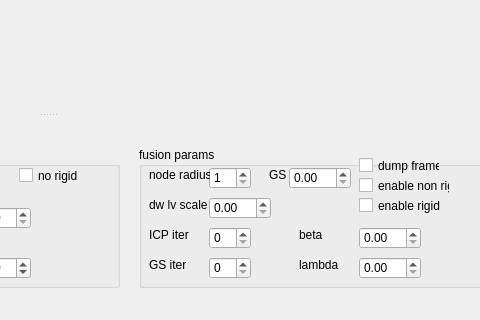
dolphin-li/DynamicFusion, file dynamicfusionui.ui: the form before one commit; both pictures show x 591 to 1071 and y 549 to 869 of the 1278 by 869 pixel window.
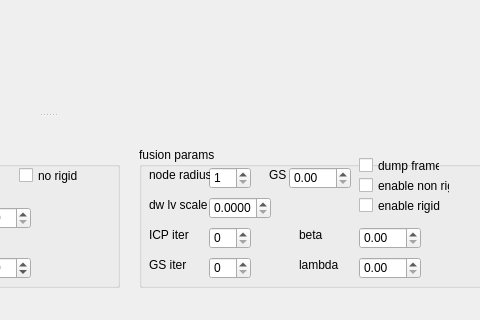
The form after the commit. Custom widgets are drawn as their Qt base class.

Commit message: small update: check norm_h after each iter in GS iteration.

Diff of the .ui file:
```diff
--- a/dynamicfusionui.ui
+++ b/dynamicfusionui.ui
@@ -532,6 +532,9 @@
         <height>22</height>
        </rect>
       </property>
+      <property name="decimals">
+       <number>4</number>
+      </property>
      </widget>
      <widget class="QCheckBox" name="cbEnableNonRigid">
       <property name="geometry">
```
Left out of the diff: 4 changed lines with no effect on the pictures. The commit also changes 1 other file.
